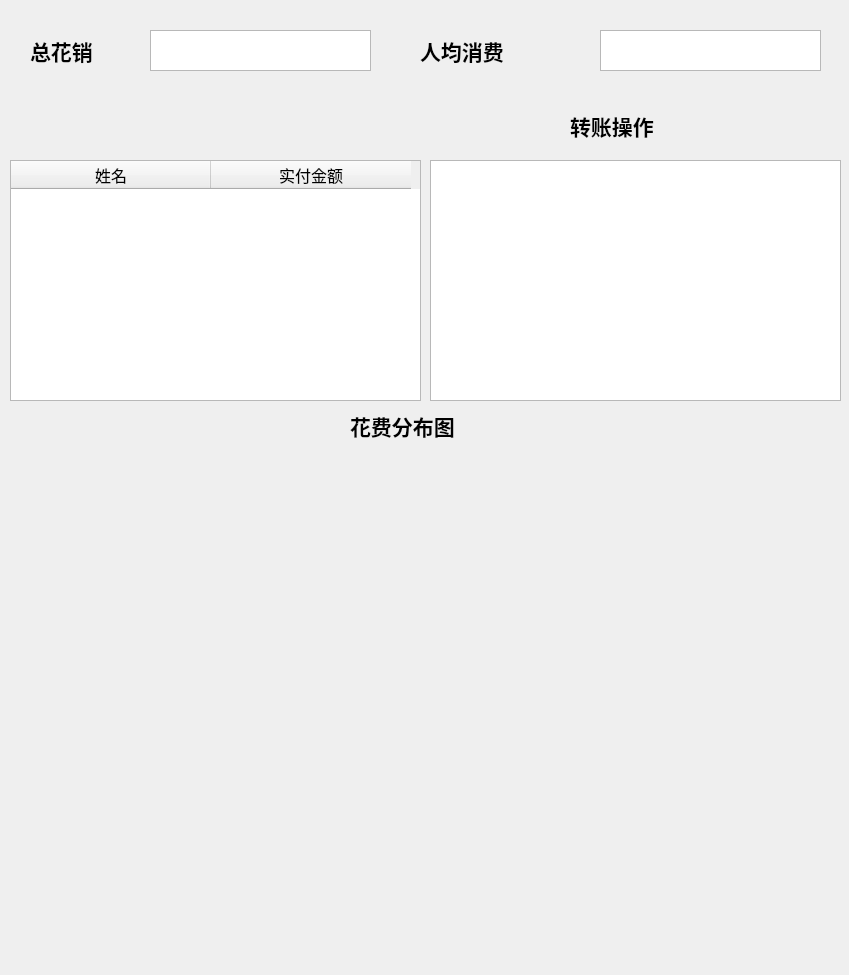
Before: the Qt Designer form Ui/Report.ui in ZILINYE/PyBill, drawn with Qt 5.
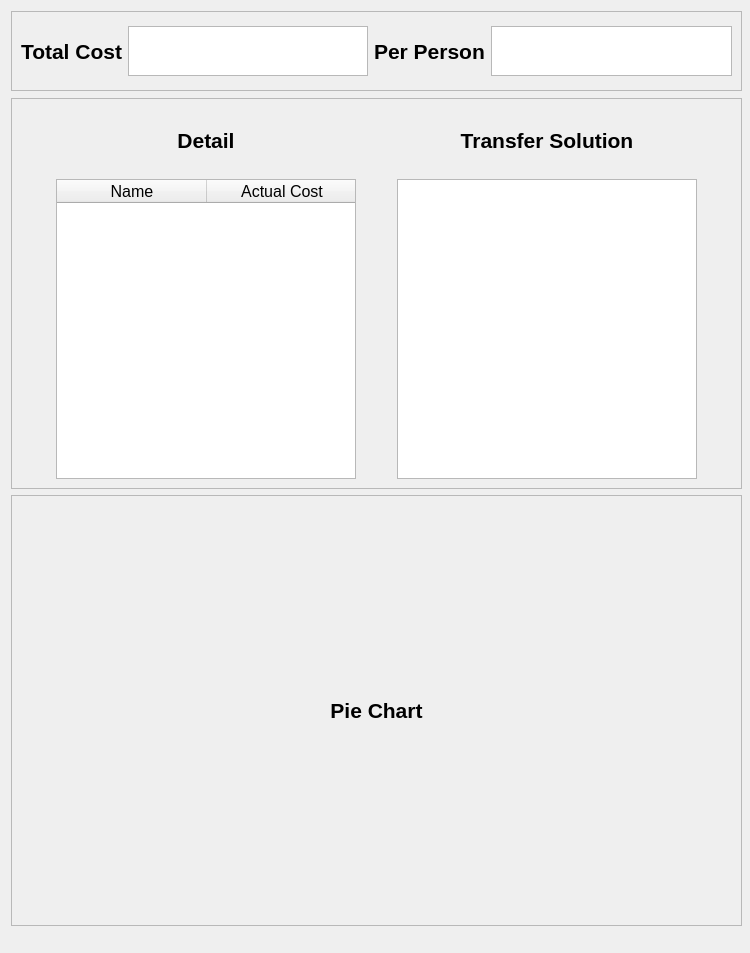
After: the same form once the commit is applied. Icons and pictures are not drawn.

```diff
--- a/Ui/Report.ui
+++ b/Ui/Report.ui
@@ -6,22 +6,53 @@
    <rect>
     <x>0</x>
     <y>0</y>
-    <width>849</width>
-    <height>975</height>
+    <width>750</width>
+    <height>953</height>
    </rect>
   </property>
+  <property name="minimumSize">
+   <size>
+    <width>750</width>
+    <height>953</height>
+   </size>
+  </property>
+  <property name="maximumSize">
+   <size>
+    <width>750</width>
+    <height>953</height>
+   </size>
+  </property>
   <property name="windowTitle">
    <string>Dialog</string>
   </property>
+  <property name="windowIcon">
+   <iconset resource="../Resource/Icon.qrc">
+    <normaloff>:/icon/Icon/bill.png</normaloff>:/icon/Icon/bill.png</iconset>
+  </property>
+  <widget class="QFrame" name="frame">
+   <property name="geometry">
+    <rect>
+     <x>11</x>
+     <y>11</y>
+     <width>731</width>
+     <height>80</height>
+    </rect>
+   </property>
+   <property name="maximumSize">
+    <size>
+     <width>16777215</width>
+     <height>80</height>
+    </size>
+   </property>
+   <property name="frameShape">
+    <enum>QFrame::StyledPanel</enum>
+   </property>
+   <property name="frameShadow">
+    <enum>QFrame::Raised</enum>
+   </property>
+   <layout class="QHBoxLayout" name="horizontalLayout">
+    <item>
   <widget class="QLabel" name="label">
-   <property name="geometry">
-    <rect>
-     <x>30</x>
-     <y>30</y>
-     <width>91</width>
-     <height>41</height>
-    </rect>
-   </property>
    <property name="font">
     <font>
      <pointsize>16</pointsize>
@@ -29,35 +60,125 @@
      <bold>true</bold>
     </font>
    </property>
+      <property name="layoutDirection">
+       <enum>Qt::LeftToRight</enum>
+      </property>
    <property name="text">
-    <string>总花销</string>
-   </property>
-  </widget>
+       <string>Total Cost</string>
+      </property>
+     </widget>
+    </item>
+    <item>
   <widget class="QTextBrowser" name="totalSpend">
+      <property name="maximumSize">
+       <size>
+        <width>300</width>
+        <height>50</height>
+       </size>
+      </property>
+      <property name="font">
+       <font>
+        <pointsize>12</pointsize>
+       </font>
+      </property>
+      <property name="html">
+       <string>&lt;!DOCTYPE HTML PUBLIC &quot;-//W3C//DTD HTML 4.0//EN&quot; &quot;http://www.w3.org/TR/REC-html40/strict.dtd&quot;&gt;
+&lt;html&gt;&lt;head&gt;&lt;meta name=&quot;qrichtext&quot; content=&quot;1&quot; /&gt;&lt;style type=&quot;text/css&quot;&gt;
+p, li { white-space: pre-wrap; }
+&lt;/style&gt;&lt;/head&gt;&lt;body style=&quot; font-family:'MS Shell Dlg 2'; font-size:12pt; font-weight:400; font-style:normal;&quot;&gt;
+&lt;p align=&quot;center&quot; style=&quot;-qt-paragraph-type:empty; margin-top:0px; margin-bottom:0px; margin-left:0px; margin-right:0px; -qt-block-indent:0; text-indent:0px;&quot;&gt;&lt;br /&gt;&lt;/p&gt;&lt;/body&gt;&lt;/html&gt;</string>
+      </property>
+     </widget>
+    </item>
+    <item>
+     <widget class="QLabel" name="label_2">
+      <property name="font">
+       <font>
+        <pointsize>16</pointsize>
+        <weight>75</weight>
+        <bold>true</bold>
+       </font>
+      </property>
+      <property name="layoutDirection">
+       <enum>Qt::LeftToRight</enum>
+      </property>
+      <property name="text">
+       <string>Per Person</string>
+      </property>
+     </widget>
+    </item>
+    <item>
+     <widget class="QTextBrowser" name="averageSpend">
+      <property name="maximumSize">
+       <size>
+        <width>300</width>
+        <height>50</height>
+       </size>
+      </property>
+      <property name="font">
+       <font>
+        <pointsize>12</pointsize>
+       </font>
+      </property>
+      <property name="html">
+       <string>&lt;!DOCTYPE HTML PUBLIC &quot;-//W3C//DTD HTML 4.0//EN&quot; &quot;http://www.w3.org/TR/REC-html40/strict.dtd&quot;&gt;
+&lt;html&gt;&lt;head&gt;&lt;meta name=&quot;qrichtext&quot; content=&quot;1&quot; /&gt;&lt;style type=&quot;text/css&quot;&gt;
+p, li { white-space: pre-wrap; }
+&lt;/style&gt;&lt;/head&gt;&lt;body style=&quot; font-family:'MS Shell Dlg 2'; font-size:12pt; font-weight:400; font-style:normal;&quot;&gt;
+&lt;p align=&quot;center&quot; style=&quot;-qt-paragraph-type:empty; margin-top:0px; margin-bottom:0px; margin-left:0px; margin-right:0px; -qt-block-indent:0; text-indent:0px;&quot;&gt;&lt;br /&gt;&lt;/p&gt;&lt;/body&gt;&lt;/html&gt;</string>
+      </property>
+     </widget>
+    </item>
+   </layout>
+  </widget>
+  <widget class="QFrame" name="frame_2">
    <property name="geometry">
     <rect>
-     <x>150</x>
-     <y>30</y>
-     <width>221</width>
-     <height>41</height>
+     <x>11</x>
+     <y>98</y>
+     <width>731</width>
+     <height>391</height>
     </rect>
    </property>
-  </widget>
+   <property name="maximumSize">
+    <size>
+     <width>16777215</width>
+     <height>400</height>
+    </size>
+   </property>
+   <property name="frameShape">
+    <enum>QFrame::StyledPanel</enum>
+   </property>
+   <property name="frameShadow">
+    <enum>QFrame::Raised</enum>
+   </property>
+   <layout class="QGridLayout" name="gridLayout">
+    <item row="1" column="0">
   <widget class="QTableWidget" name="table2Widget">
-   <property name="geometry">
-    <rect>
-     <x>10</x>
-     <y>160</y>
-     <width>411</width>
-     <height>241</height>
-    </rect>
+      <property name="minimumSize">
+       <size>
+        <width>300</width>
+        <height>300</height>
+       </size>
+      </property>
+      <property name="maximumSize">
+       <size>
+        <width>300</width>
+        <height>300</height>
+       </size>
+      </property>
+      <property name="verticalScrollBarPolicy">
+       <enum>Qt::ScrollBarAlwaysOff</enum>
+      </property>
+      <property name="horizontalScrollBarPolicy">
+       <enum>Qt::ScrollBarAlwaysOff</enum>
    </property>
    <attribute name="horizontalHeaderDefaultSectionSize">
-    <number>200</number>
+       <number>150</number>
    </attribute>
    <column>
     <property name="text">
-     <string>姓名</string>
+        <string>Name</string>
     </property>
     <property name="font">
      <font>
@@ -67,7 +188,7 @@
    </column>
    <column>
     <property name="text">
-     <string>实付金额</string>
+        <string>Actual Cost</string>
     </property>
     <property name="font">
      <font>
@@ -76,15 +197,9 @@
     </property>
    </column>
   </widget>
-  <widget class="QLabel" name="label_2">
-   <property name="geometry">
-    <rect>
-     <x>420</x>
-     <y>30</y>
-     <width>111</width>
-     <height>41</height>
-    </rect>
-   </property>
+    </item>
+    <item row="0" column="0">
+     <widget class="QLabel" name="label_5">
    <property name="font">
     <font>
      <pointsize>16</pointsize>
@@ -92,58 +207,87 @@
      <bold>true</bold>
     </font>
    </property>
+      <property name="layoutDirection">
+       <enum>Qt::LeftToRight</enum>
+      </property>
    <property name="text">
-    <string>人均消费</string>
-   </property>
-  </widget>
-  <widget class="QTextBrowser" name="averageSpend">
-   <property name="geometry">
-    <rect>
-     <x>600</x>
-     <y>30</y>
-     <width>221</width>
-     <height>41</height>
-    </rect>
-   </property>
-  </widget>
-  <widget class="QLabel" name="label_3">
-   <property name="geometry">
-    <rect>
-     <x>570</x>
-     <y>110</y>
-     <width>121</width>
-     <height>31</height>
-    </rect>
-   </property>
-   <property name="font">
-    <font>
-     <pointsize>16</pointsize>
-     <weight>75</weight>
-     <bold>true</bold>
-    </font>
-   </property>
-   <property name="text">
-    <string>转账操作</string>
-   </property>
-  </widget>
+       <string>Detail</string>
+      </property>
+      <property name="alignment">
+       <set>Qt::AlignCenter</set>
+      </property>
+     </widget>
+    </item>
+    <item row="1" column="1">
   <widget class="QListWidget" name="list2Widget">
+      <property name="minimumSize">
+       <size>
+        <width>300</width>
+        <height>300</height>
+       </size>
+      </property>
+      <property name="maximumSize">
+       <size>
+        <width>300</width>
+        <height>300</height>
+       </size>
+      </property>
+     </widget>
+    </item>
+    <item row="0" column="1">
+     <widget class="QLabel" name="label_3">
+      <property name="font">
+       <font>
+        <pointsize>16</pointsize>
+        <weight>75</weight>
+        <bold>true</bold>
+       </font>
+      </property>
+      <property name="text">
+       <string>Transfer Solution</string>
+      </property>
+      <property name="alignment">
+       <set>Qt::AlignCenter</set>
+      </property>
+     </widget>
+    </item>
+   </layout>
+  </widget>
+  <widget class="QFrame" name="frame_3">
    <property name="geometry">
     <rect>
-     <x>430</x>
-     <y>160</y>
-     <width>411</width>
-     <height>241</height>
+     <x>11</x>
+     <y>495</y>
+     <width>731</width>
+     <height>431</height>
     </rect>
    </property>
-  </widget>
+   <property name="minimumSize">
+    <size>
+     <width>700</width>
+     <height>0</height>
+    </size>
+   </property>
+   <property name="maximumSize">
+    <size>
+     <width>1000</width>
+     <height>16777215</height>
+    </size>
+   </property>
+   <property name="frameShape">
+    <enum>QFrame::StyledPanel</enum>
+   </property>
+   <property name="frameShadow">
+    <enum>QFrame::Raised</enum>
+   </property>
+   <layout class="QVBoxLayout" name="verticalLayout_2">
+    <item>
   <widget class="QLabel" name="label_4">
-   <property name="geometry">
-    <rect>
-     <x>350</x>
-     <y>410</y>
-     <width>151</width>
-     <height>31</height>
-    </rect>
+      <property name="maximumSize">
+       <size>
+        <width>16777215</width>
+        <height>80</height>
+       </size>
    </property>
    <property name="font">
     <font>
@@ -153,19 +297,17 @@
     </font>
    </property>
    <property name="text">
-    <string>花费分布图</string>
-   </property>
-  </widget>
-  <widget class="QWidget" name="verticalLayoutWidget">
-   <property name="geometry">
-    <rect>
-     <x>80</x>
-     <y>450</y>
-     <width>681</width>
-     <height>481</height>
-    </rect>
-   </property>
+       <string>Pie Chart</string>
+      </property>
+      <property name="alignment">
+       <set>Qt::AlignCenter</set>
+      </property>
+     </widget>
+    </item>
+    <item>
    <layout class="QVBoxLayout" name="chartLayout"/>
+    </item>
+   </layout>
   </widget>
  </widget>
  <resources/>
```
Left out of the diff: 10 changed lines with no effect on the pictures. Lines whose indentation alone changed are shown as unchanged.
